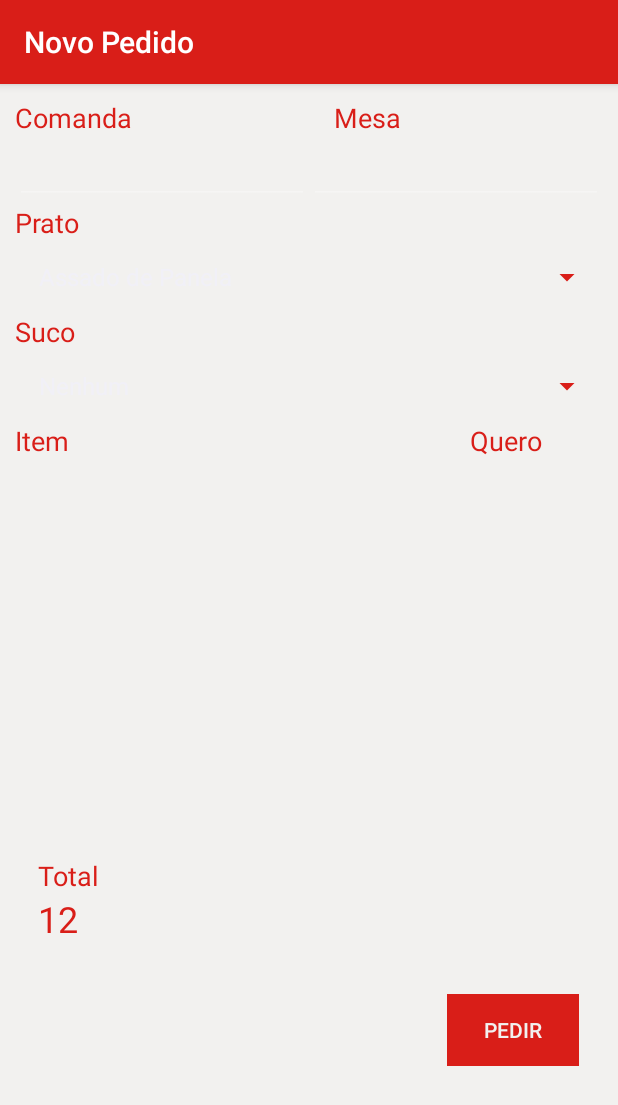
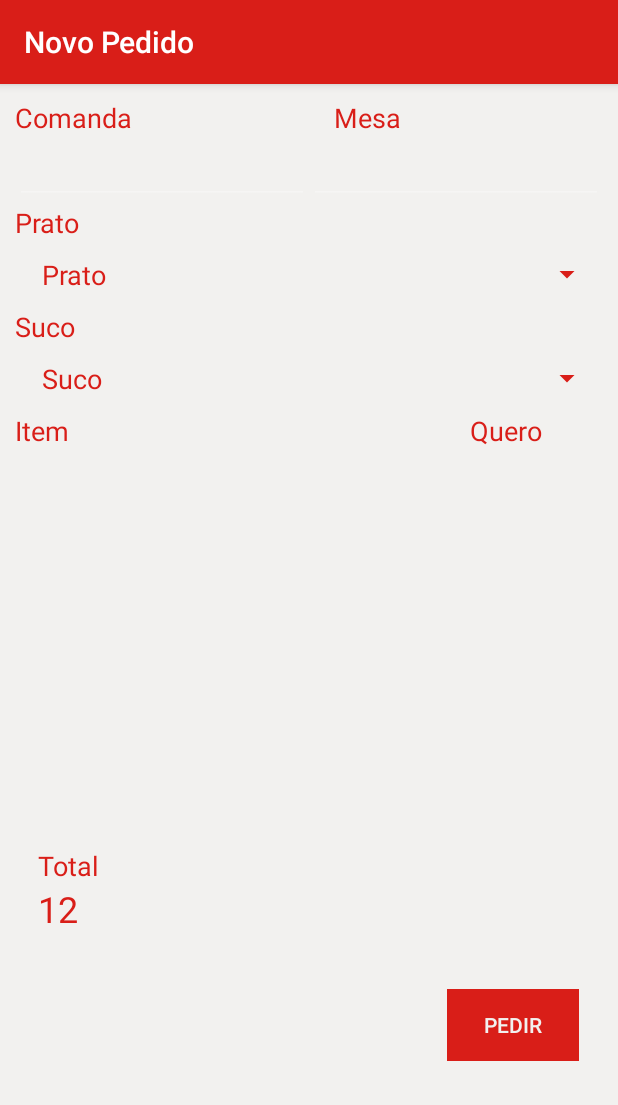
Before and after one commit to leandrojpinh/pedGlacee, an Android app: the NovoPedidoActivity screen opened directly, with no data from a screen before it, on a phone screen of 412 x 824 dp. Shown: the top 1105 px of the screen. Run offline under Robolectric (Android 15) with nearby library versions, the phone set to English and light mode, and no system bars.

Commit message:
atualizado spinner

```diff
--- a/app/src/main/java/com/app/cg/pedglacee/NovoPedidoActivity.java
+++ b/app/src/main/java/com/app/cg/pedglacee/NovoPedidoActivity.java
@@ -2,7 +2,6 @@ package com.app.cg.pedglacee;
 
 import android.content.Context;
 import android.content.Intent;
-import android.content.res.Resources;
 import android.net.ConnectivityManager;
 import android.net.NetworkInfo;
 import android.os.AsyncTask;
@@ -16,10 +15,8 @@ import android.widget.Spinner;
 import android.widget.TextView;
 import android.widget.Toast;
 
-import com.app.cg.pedglacee.classes.Prato;
+import com.app.cg.pedglacee.adaptadores.SpinnerAdapter;
 import com.app.cg.pedglacee.conexao_network.Conexao;
-
-import java.util.ArrayList;
 
 public class NovoPedidoActivity extends AppCompatActivity {
 
@@ -39,15 +36,14 @@ public class NovoPedidoActivity extends AppCompatActivity {
 
         InicializarComponentes();
 
-        ArrayAdapter<String> adapter = new ArrayAdapter<String>(getApplicationContext(), android.R.layout.simple_list_item_1, getResources().getStringArray(R.array.pratos));
-        adapter.setDropDownViewResource(android.R.layout.simple_spinner_dropdown_item);
+        ArrayAdapter<String> adapter = new ArrayAdapter<String>(getApplicationContext(),
+                R.layout.simple_list_spinner, getResources().getStringArray(R.array.pratos));
+        adapter.setDropDownViewResource(R.layout.row_spinner);
 
-        spnPrato.setAdapter(adapter);
 
-        ArrayAdapter<String> adapter2 = new ArrayAdapter<String>(getApplicationContext(), android.R.layout.simple_list_item_1, getResources().getStringArray(R.array.sucos));
-        adapter.setDropDownViewResource(android.R.layout.simple_spinner_dropdown_item);
+        spnPrato.setAdapter(new SpinnerAdapter(adapter, R.layout.spinner_prato, this));
+        spnSuco.setAdapter(new SpinnerAdapter(adapter, R.layout.spinner_suco, this));
 
-        spnSuco.setAdapter(adapter2);
         //Receber valores da listView
         i = getIntent();
         edtMesa.setText(i.getStringExtra("idmesa"));
@@ -63,8 +59,9 @@ public class NovoPedidoActivity extends AppCompatActivity {
 
                 if(networkInfo != null && networkInfo.isConnected()) {
                     String mesa = edtMesa.getText().toString();
-                    String prato = 1+"";//spnPrato.getSelectedItem().toString();
-                    //String suco = spnSuco.getSelectedItem().toString();
+                    String prato = 1+"";
+                    spnPrato.getSelectedItem().toString();
+                    String suco = spnSuco.getSelectedItem().toString();
                     String valor = txtValor.getText().toString();
 
                     if(mesa.isEmpty() || prato.isEmpty()|| valor.isEmpty()) {
--- a/app/src/main/java/com/app/cg/pedglacee/adaptadores/MesaAdapter.java
+++ b/app/src/main/java/com/app/cg/pedglacee/adaptadores/MesaAdapter.java
@@ -11,10 +11,6 @@ import com.app.cg.pedglacee.R;
 import com.app.cg.pedglacee.classes.Mesa;
 
 import java.util.List;
-
-/**
- * Created by LEANDRO on 11/06/2017.
- */
 
 public class MesaAdapter extends BaseAdapter {
 
--- a/app/src/main/java/com/app/cg/pedglacee/adaptadores/SpinnerAdapter.java
+++ b/app/src/main/java/com/app/cg/pedglacee/adaptadores/SpinnerAdapter.java
@@ -1,14 +1,119 @@
 package com.app.cg.pedglacee.adaptadores;
 
 import android.content.Context;
-import android.support.annotation.LayoutRes;
-import android.support.annotation.NonNull;
-import android.widget.ArrayAdapter;
+import android.database.DataSetObserver;
+import android.view.LayoutInflater;
+import android.view.View;
+import android.view.ViewGroup;
+import android.widget.ListAdapter;
 
-/**
- * Created by LEANDRO on 11/06/2017.
- */
+public class SpinnerAdapter implements android.widget.SpinnerAdapter, ListAdapter {
 
-public class SpinnerAdapter  {
+    protected static final int EXTRA = 1;
+    protected android.widget.SpinnerAdapter adapter;
+    protected Context context;
+    protected int nothingSelectedLayout;
+    protected int nothingSelectedDropdownLayout;
+    protected LayoutInflater layoutInflater;
+
+
+    public SpinnerAdapter(
+            android.widget.SpinnerAdapter spinnerAdapter,
+            int nothingSelectedLayout, Context context) {
+
+        this(spinnerAdapter, nothingSelectedLayout, -1, context);
+    }
+
+    public SpinnerAdapter(android.widget.SpinnerAdapter spinnerAdapter,
+                          int nothingSelectedLayout, int nothingSelectedDropdownLayout, Context context) {
+        this.adapter = spinnerAdapter;
+        this.context = context;
+        this.nothingSelectedLayout = nothingSelectedLayout;
+        this.nothingSelectedDropdownLayout = nothingSelectedDropdownLayout;
+        layoutInflater = LayoutInflater.from(context);
+    }
+
+    @Override
+    public View getView(int position, View convertView, ViewGroup parent) {
+        if (position == 0) {
+            return getNothingSelectedView(parent);
+        }
+        return adapter.getView(position - EXTRA, null, parent);
+    }
+
+    protected View getNothingSelectedView(ViewGroup parent) {
+        return layoutInflater.inflate(nothingSelectedLayout, parent, false);
+    }
+
+    @Override
+    public View getDropDownView(int position, View convertView, ViewGroup parent) {
+        if (position == 0) {
+            return nothingSelectedDropdownLayout == -1 ? new View(context) :
+                    getNothingSelectedDropdownView(parent);
+        }
+
+        return adapter.getDropDownView(position - EXTRA, null, parent);
+    }
+
+    protected View getNothingSelectedDropdownView(ViewGroup parent) {
+        return layoutInflater.inflate(nothingSelectedDropdownLayout, parent, false);
+    }
+
+    @Override
+    public int getCount() {
+        int count = adapter.getCount();
+        return count == 0 ? 0 : count + EXTRA;
+    }
+
+    @Override
+    public Object getItem(int position) {
+        return position == 0 ? null : adapter.getItem(position - EXTRA);
+    }
+
+    @Override
+    public int getItemViewType(int position) {
+        return 0;
+    }
+
+    @Override
+    public int getViewTypeCount() {
+        return 1;
+    }
+
+    @Override
+    public long getItemId(int position) {
+        return position >= EXTRA ? adapter.getItemId(position - EXTRA) : position - EXTRA;
+    }
+
+    @Override
+    public boolean hasStableIds() {
+        return adapter.hasStableIds();
+    }
+
+    @Override
+    public boolean isEmpty() {
+        return  adapter.isEmpty();
+    }
+
+    @Override
+    public void registerDataSetObserver(DataSetObserver observer) {
+        adapter.registerDataSetObserver(observer);
+    }
+
+    @Override
+    public void unregisterDataSetObserver(DataSetObserver observer) {
+        adapter.unregisterDataSetObserver(observer);
+    }
+
+    @Override
+    public boolean areAllItemsEnabled() {
+        return false;
+    }
+
+    @Override
+    public boolean isEnabled(int position) {
+        return position != 0;
+    }
+
 
 }
--- a/app/src/main/res/layout/activity_novo_pedido.xml
+++ b/app/src/main/res/layout/activity_novo_pedido.xml
@@ -100,6 +100,7 @@
                     android:layout_width="match_parent"
                     android:layout_height="wrap_content"
                     android:layout_weight="1"
+                    android:padding="10dp"
                     android:backgroundTint="@color/colorPrimary" />
             </LinearLayout>
 
@@ -130,7 +131,8 @@
                     android:layout_width="match_parent"
                     android:layout_height="wrap_content"
                     android:layout_weight="1"
-                    android:backgroundTint="@color/colorPrimary" />
+                    android:padding="10dp"
+                    android:backgroundTint="@color/colorPrimary"/>
             </LinearLayout>
 
             <LinearLayout
--- /dev/null
+++ b/app/src/main/res/layout/spinner_prato.xml
@@ -0,0 +1,13 @@
+<?xml version="1.0" encoding="utf-8"?>
+
+<TextView xmlns:android="http://schemas.android.com/apk/res/android"
+    android:id="@android:id/text1"
+    style="?android:attr/spinnerItemStyle"
+    android:singleLine="true"
+    android:layout_width="match_parent"
+    android:layout_height="wrap_content"
+    android:ellipsize="marquee"
+    android:textSize="18sp"
+    android:text="Prato"
+    android:nextFocusDown="@color/colorPrimary"
+    android:textColor="@color/colorPrimary"/>
--- /dev/null
+++ b/app/src/main/res/layout/spinner_suco.xml
@@ -0,0 +1,12 @@
+<?xml version="1.0" encoding="utf-8"?>
+
+<TextView xmlns:android="http://schemas.android.com/apk/res/android"
+    android:id="@android:id/text1"
+    style="?android:attr/spinnerItemStyle"
+    android:singleLine="true"
+    android:layout_width="match_parent"
+    android:layout_height="wrap_content"
+    android:ellipsize="marquee"
+    android:textSize="18sp"
+    android:text="Suco"
+    android:textColor="@color/colorPrimary"/>
```
Also changed, not shown: app/src/main/java/com/app/cg/pedglacee/MesasActivity.java (+5 -5 lines), app/src/main/res/layout/row_spinner.xml (+9 -11 lines), app/src/main/res/layout/simple_list_spinner.xml (added, +9 -0 lines).
